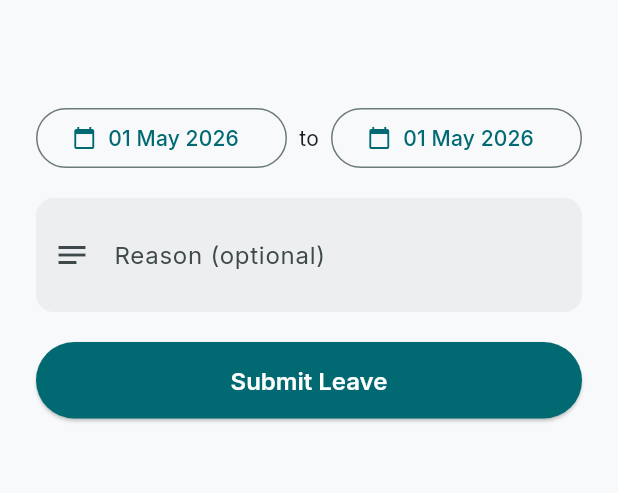
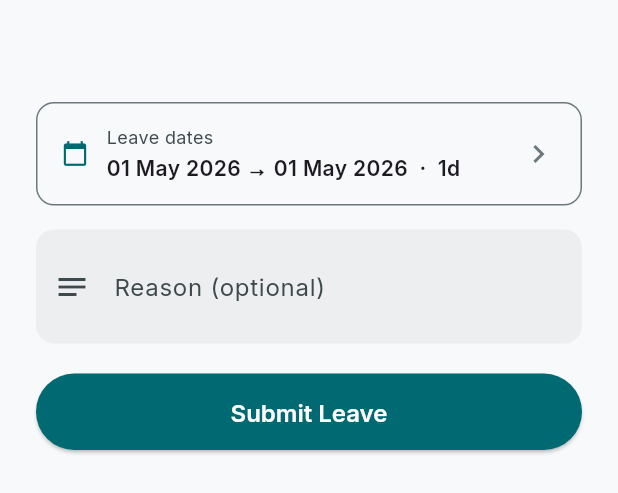
Before and after one commit to Willy-Omnisoft/omnisoft-hrms-mobile, a Flutter app: the _ApplyLeaveSheet widget shown alone on an empty page, opened directly with empty values, on a phone screen of 412 x 824 dp. Shown: the top 493 px of the screen. Run offline on Flutter 3.47's test engine with Material 3 defaults, Android fonts, the phone set to English and light mode, and no system bars; our stand-ins replace geolocator, google_fonts, shared_preferences; accounts and stored records are empty; network calls fail.

Commit message:
Use date range picker for leave apply
Single tap opens a full-screen calendar to select start + end together,
replacing the two separate single-date pickers that auto-shifted the end
date and confused the flow.

Co-Authored-By: Claude Opus 4.7 (1M context) <noreply@anthropic.com>

```diff
--- a/lib/screens/leave/leave_screen.dart
+++ b/lib/screens/leave/leave_screen.dart
@@ -171,21 +171,23 @@ class _ApplyLeaveSheetState extends State<_ApplyLeaveSheet> {
   final _reasonController = TextEditingController();
   bool _submitting = false;
 
-  Future<void> _pickDate(bool isFrom) async {
-    final picked = await showDatePicker(
+  int get _dayCount => _dateTo.difference(_dateFrom).inDays + 1;
+
+  Future<void> _pickRange() async {
+    final today = DateTime.now();
+    final firstDate = DateTime(today.year, today.month, today.day);
+    final picked = await showDateRangePicker(
       context: context,
-      initialDate: isFrom ? _dateFrom : _dateTo,
-      firstDate: DateTime.now(),
-      lastDate: DateTime.now().add(const Duration(days: 365)),
+      initialDateRange: DateTimeRange(start: _dateFrom, end: _dateTo),
+      firstDate: firstDate,
+      lastDate: firstDate.add(const Duration(days: 365)),
+      helpText: 'Select leave dates',
+      saveText: 'Done',
     );
     if (picked != null) {
       setState(() {
-        if (isFrom) {
-          _dateFrom = picked;
-          if (_dateTo.isBefore(_dateFrom)) _dateTo = _dateFrom;
-        } else {
-          _dateTo = picked;
-        }
+        _dateFrom = picked.start;
+        _dateTo = picked.end;
       });
     }
   }
@@ -256,27 +258,42 @@ class _ApplyLeaveSheetState extends State<_ApplyLeaveSheet> {
               ),
             ),
           const SizedBox(height: 20),
-          Row(
-            children: [
-              Expanded(
-                child: OutlinedButton.icon(
-                  icon: const Icon(Icons.calendar_today, size: 16),
-                  label: Text(fmt.format(_dateFrom)),
-                  onPressed: () => _pickDate(true),
-                ),
+          InkWell(
+            onTap: _pickRange,
+            borderRadius: BorderRadius.circular(12),
+            child: Container(
+              padding:
+                  const EdgeInsets.symmetric(horizontal: 16, vertical: 14),
+              decoration: BoxDecoration(
+                border: Border.all(color: AppTheme.outline),
+                borderRadius: BorderRadius.circular(12),
               ),
-              const Padding(
-                padding: EdgeInsets.symmetric(horizontal: 8),
-                child: Text('to'),
+              child: Row(
+                children: [
+                  Icon(Icons.calendar_today,
+                      size: 18, color: AppTheme.primary),
+                  const SizedBox(width: 12),
+                  Expanded(
+                    child: Column(
+                      crossAxisAlignment: CrossAxisAlignment.start,
+                      children: [
+                        Text('Leave dates',
+                            style: TextStyle(
+                                fontSize: 12,
+                                color: AppTheme.onSurfaceVariant)),
+                        const SizedBox(height: 2),
+                        Text(
+                          '${fmt.format(_dateFrom)} → ${fmt.format(_dateTo)}  ·  ${_dayCount}d',
+                          style: const TextStyle(
+                              fontSize: 14, fontWeight: FontWeight.w600),
+                        ),
+                      ],
+                    ),
+                  ),
+                  Icon(Icons.chevron_right, color: AppTheme.outline),
+                ],
               ),
-              Expanded(
-                child: OutlinedButton.icon(
-                  icon: const Icon(Icons.calendar_today, size: 16),
-                  label: Text(fmt.format(_dateTo)),
-                  onPressed: () => _pickDate(false),
-                ),
-              ),
-            ],
+            ),
           ),
           const SizedBox(height: 16),
           TextField(
```
